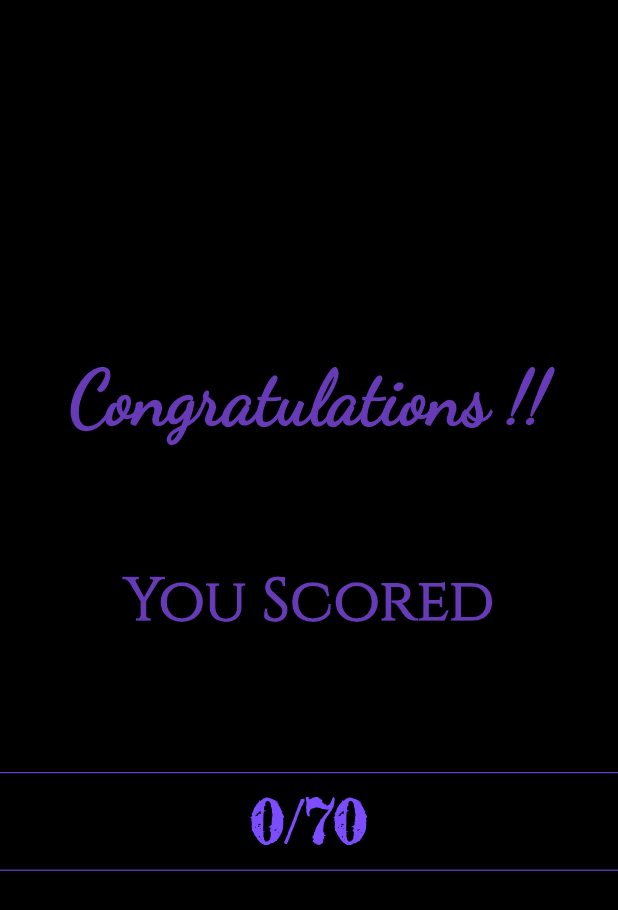
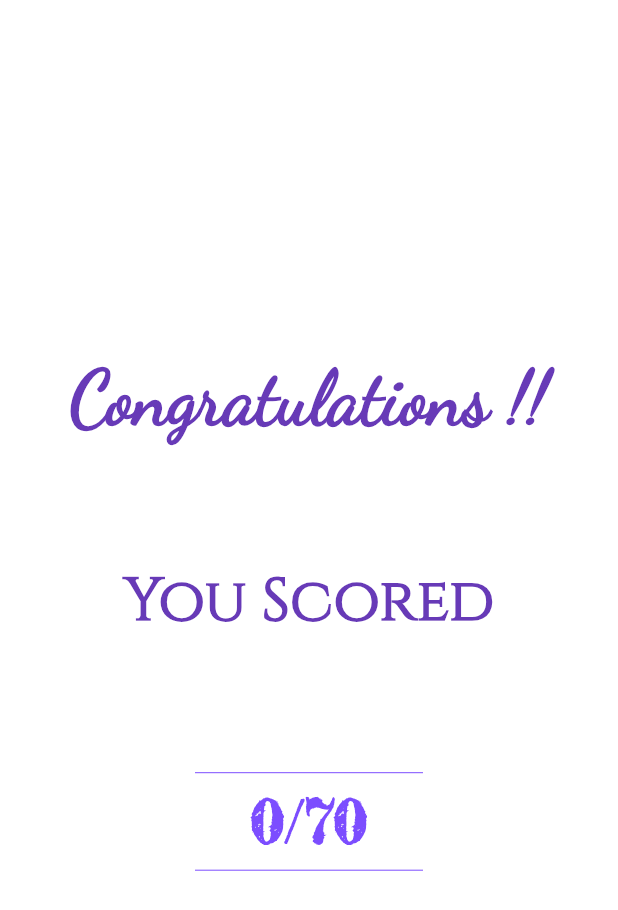
Before and after one commit to mrcodefrost/A7_Elementalists, a Flutter app: the ScoreScreen screen opened directly, on a phone screen of 412 x 824 dp. Shown: the top 910 px of the screen. Run offline on Flutter 3.47's test engine with Material 2 defaults, Android fonts, the phone set to English and light mode, and no system bars; our stand-ins replace get.

Commit message:
Update score.dart

```diff
--- a/lib/screens/score.dart
+++ b/lib/screens/score.dart
@@ -8,7 +8,7 @@ class ScoreScreen extends StatelessWidget {
   Widget build(BuildContext context) {
     QuestionControl _qnControl = Get.put(QuestionControl());
     return Scaffold(
-      backgroundColor: Colors.black,
+      backgroundColor: Colors.white,
       body: Stack(
         fit: StackFit.expand,
         children: [
@@ -35,6 +35,8 @@ class ScoreScreen extends StatelessWidget {
               Spacer(),
               Divider(
                 color: Colors.deepPurpleAccent.shade200,
+                indent: 130.0,
+                endIndent: 130.0,
               ),
               Text(
                 "${_qnControl.numOfCorrectAns * 10}/${_qnControl.questions.length * 10}",
@@ -47,6 +49,8 @@ class ScoreScreen extends StatelessWidget {
               ),
               Divider(
                 color: Colors.deepPurpleAccent.shade200,
+                indent: 130.0,
+                endIndent: 130.0,
               ),
               Spacer(flex: 3),
             ],
```
